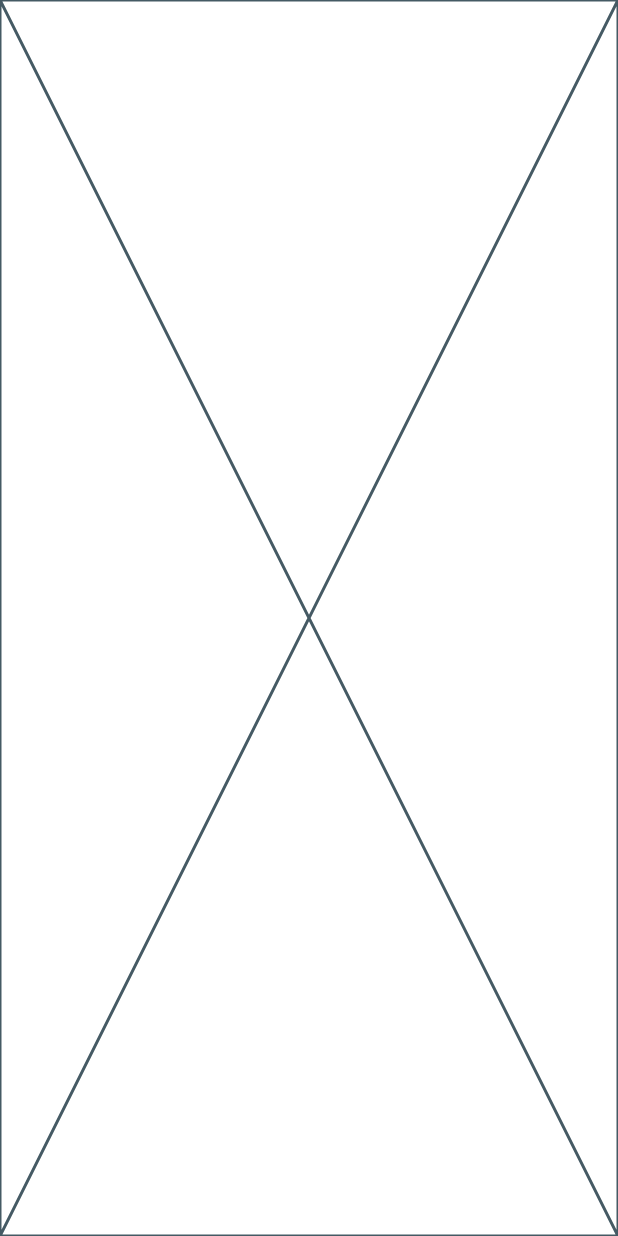
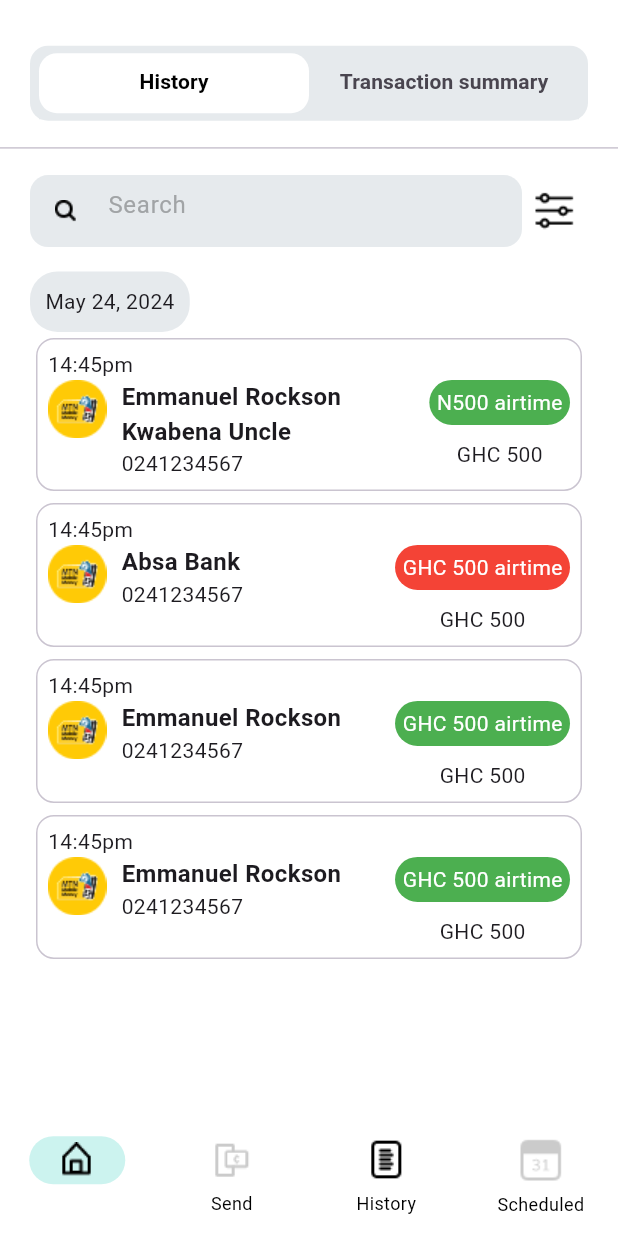
Before and after one commit to SamuelAfriyie/hubtel_coding_challenge_repo, a Flutter app: the screen it shows after launch, on a phone screen of 412 x 824 dp. Run offline on Flutter 3.47's test engine with Material 3 defaults, Android fonts, the phone set to English and light mode, and no system bars; our stand-ins replace flutter_screenutil; Roboto replaces fonts that are missing (Montserrat).

Commit message:
History page WIP

```diff
--- a/lib/History/presentation/history_screen.dart
+++ b/lib/History/presentation/history_screen.dart
@@ -1,4 +1,8 @@
+import 'package:code_challenge/History/presentation/pages/history_page.dart';
+import 'package:code_challenge/History/presentation/widget/tab_widget.dart';
+import 'package:code_challenge/core/presentation/widget/button_navigator.dart';
 import 'package:flutter/material.dart';
+import 'package:flutter_screenutil/flutter_screenutil.dart';
 
 class HistoryScreen extends StatefulWidget {
   const HistoryScreen({super.key});
@@ -8,8 +12,37 @@ class HistoryScreen extends StatefulWidget {
 }
 
 class _HistoryScreenState extends State<HistoryScreen> {
+  int selectedIndex = 0;
   @override
   Widget build(BuildContext context) {
-    return const Placeholder();
+    return Scaffold(
+      body: SafeArea(
+        child: DefaultTabController(
+          length: 2,
+          child: Column(
+            children: <Widget>[
+              SizedBox(height: 30.h),
+              const TabWidget(),
+              SizedBox(height: 10.h),
+              const Divider(),
+              SizedBox(height: 10.h),
+              const Expanded(
+                child: TabBarView(
+                  children: <Widget>[
+                    HistoryPage(),
+                    Center(child: Text('Transaction Summary Content')),
+                  ],
+                ),
+              ),
+            ],
+          ),
+        ),
+      ),
+      bottomNavigationBar: AppNavigationBar(
+        onNavigationChange: (int value) =>
+            setState(() => selectedIndex = value),
+        currentPageIndex: selectedIndex,
+      ),
+    );
   }
 }
--- /dev/null
+++ b/lib/History/presentation/pages/history_page.dart
@@ -0,0 +1,110 @@
+import 'package:code_challenge/History/presentation/widget/history_card.dart';
+import 'package:code_challenge/History/presentation/widget/input_search_widget.dart';
+import 'package:code_challenge/core/config/assets/app_images.dart';
+import 'package:flutter/material.dart';
+import 'package:flutter_screenutil/flutter_screenutil.dart';
+
+class HistoryPage extends StatefulWidget {
+  const HistoryPage({super.key});
+
+  final List<History> history = const <History>[
+    History(
+      time: '14:45pm',
+      networkImage: AppImages.mtnLogo,
+      amount: 'GHC 500',
+      transactionType: 'N500 airtime',
+      status: true,
+      userName: 'Emmanuel Rockson Kwabena Uncle',
+      phone: '0241234567',
+    ),
+    History(
+      time: '14:45pm',
+      networkImage: AppImages.mtnLogo,
+      amount: 'GHC 500',
+      transactionType: 'GHC 500 airtime',
+      status: false,
+      userName: 'Absa Bank',
+      phone: '0241234567',
+    ),
+    History(
+      time: '14:45pm',
+      networkImage: AppImages.mtnLogo,
+      amount: 'GHC 500',
+      transactionType: 'GHC 500 airtime',
+      status: true,
+      userName: 'Emmanuel Rockson',
+      phone: '0241234567',
+    ),
+    History(
+      time: '14:45pm',
+      networkImage: AppImages.mtnLogo,
+      amount: 'GHC 500',
+      transactionType: 'GHC 500 airtime',
+      status: true,
+      userName: 'Emmanuel Rockson',
+      phone: '0241234567',
+    ),
+  ];
+  @override
+  State<HistoryPage> createState() => _HistoryPageState();
+}
+
+class _HistoryPageState extends State<HistoryPage> {
+  @override
+  Widget build(BuildContext context) {
+    return Container(
+      margin: const EdgeInsets.symmetric(horizontal: 20),
+      child: Column(
+        crossAxisAlignment: CrossAxisAlignment.start,
+        children: <Widget>[
+          Row(
+            children: <Widget>[
+              const Expanded(child: InputSearchWidget()),
+              Image.asset(AppImages.filterIcon, fit: BoxFit.scaleDown)
+            ],
+          ),
+          SizedBox(height: 16.h),
+          Container(
+            padding: EdgeInsets.all(10.h),
+            decoration: BoxDecoration(
+              color: const Color(0xFFE6EAED),
+              borderRadius: BorderRadius.circular(18.r),
+            ),
+            child: const Text('May 24, 2024'),
+          ),
+          SingleChildScrollView(
+            child: ListView.builder(
+              shrinkWrap: true,
+              itemCount: widget.history.length,
+              itemBuilder: (BuildContext context, int index) {
+                return HistoryCard(
+                  history: widget.history[index],
+                );
+              },
+            ),
+          )
+        ],
+      ),
+    );
+  }
+}
+
+class History {
+  final String time;
+  final String networkImage;
+  final String amount;
+  final String transactionType;
+  final bool status;
+  final String userName;
+  final String phone;
+
+  const History({
+    required this.time,
+    required this.networkImage,
+    required this.amount,
+    required this.transactionType,
+    required this.status,
+    required this.userName,
+    required this.phone,
+  });
+}
--- /dev/null
+++ b/lib/History/presentation/widget/history_card.dart
@@ -0,0 +1,68 @@
+import 'package:code_challenge/History/presentation/pages/history_page.dart';
+import 'package:code_challenge/core/config/assets/app_images.dart';
+import 'package:flutter/material.dart';
+import 'package:flutter_screenutil/flutter_screenutil.dart';
+
+class HistoryCard extends StatelessWidget {
+  final History history;
+  const HistoryCard({super.key, required this.history});
+
+  @override
+  Widget build(BuildContext context) {
+    return Card.outlined(
+      color: Colors.white,
+      child: Padding(
+        padding: const EdgeInsets.all(8.0),
+        child: Column(
+          crossAxisAlignment: CrossAxisAlignment.start,
+          children: <Widget>[
+            Text(history.time),
+            Row(
+              mainAxisAlignment: MainAxisAlignment.spaceBetween,
+              crossAxisAlignment: CrossAxisAlignment.start,
+              children: [
+                Expanded(
+                  child: Row(
+                    crossAxisAlignment: CrossAxisAlignment.start,
+                    children: [
+                      Image.asset(AppImages.mtnLogo),
+                      const SizedBox(width: 10),
+                      Expanded(
+                        child: Column(
+                          crossAxisAlignment: CrossAxisAlignment.start,
+                          children: [
+                            Text(history.userName,
+                                style: const TextStyle(
+                                    fontWeight: FontWeight.bold, fontSize: 16)),
+                            Text(history.phone),
+                          ],
+                        ),
+                      ),
+                    ],
+                  ),
+                ),
+                Column(
+                  children: [
+                    Container(
+                      decoration: BoxDecoration(
+                        color: history.status ? Colors.green : Colors.red,
+                        borderRadius: BorderRadius.circular(25.r),
+                      ),
+                      padding: const EdgeInsets.all(5),
+                      child: Text(
+                        history.transactionType,
+                        style: const TextStyle(color: Colors.white),
+                      ),
+                    ),
+                    const SizedBox(height: 10),
+                    Text(history.amount),
+                  ],
+                ),
+              ],
+            ),
+          ],
+        ),
+      ),
+    );
+  }
+}
--- /dev/null
+++ b/lib/History/presentation/widget/input_search_widget.dart
@@ -0,0 +1,31 @@
+import 'package:code_challenge/core/config/assets/app_images.dart';
+import 'package:flutter/material.dart';
+
+class InputSearchWidget extends StatelessWidget {
+  const InputSearchWidget({super.key});
+
+  @override
+  Widget build(BuildContext context) {
+    return Container(
+      decoration: BoxDecoration(
+        color: const Color(0xFFE6EAED),
+        borderRadius: BorderRadius.circular(12),
+      ),
+      alignment: Alignment.center,
+      child: TextField(
+        cursorColor: Colors.black,
+        decoration: InputDecoration(
+          hintText: 'Search',
+          hintStyle: const TextStyle(
+            color: Color(0xFFA1A4A6),
+          ),
+          prefixIcon: Image.asset(
+            AppImages.searchIcon,
+            fit: BoxFit.scaleDown,
+          ),
+          border: InputBorder.none,
+        ),
+      ),
+    );
+  }
+}
--- /dev/null
+++ b/lib/History/presentation/widget/tab_widget.dart
@@ -0,0 +1,38 @@
+import 'package:flutter/material.dart';
+
+class TabWidget extends StatelessWidget {
+  const TabWidget({
+    super.key,
+  });
+
+  @override
+  Widget build(BuildContext context) {
+    return Container(
+      padding: const EdgeInsets.symmetric(horizontal: 6, vertical: 1),
+      margin: const EdgeInsets.symmetric(horizontal: 20),
+      decoration: BoxDecoration(
+        color: const Color(0xFFE6EAED),
+        borderRadius: BorderRadius.circular(12),
+      ),
+      child: TabBar(
+        dividerColor: const Color(0xFFE6EAED),
+        splashBorderRadius: BorderRadius.circular(12),
+        splashFactory: InkRipple.splashFactory,
+        indicator: BoxDecoration(
+          color: Colors.white,
+          borderRadius: BorderRadius.circular(12),
+        ),
+        indicatorPadding: const EdgeInsets.symmetric(vertical: 4),
+        labelStyle: const TextStyle(
+          color: Colors.black,
+          fontWeight: FontWeight.bold,
+        ),
+        indicatorSize: TabBarIndicatorSize.tab,
+        tabs: const <Widget>[
+          Tab(text: 'History'),
+          Tab(text: 'Transaction summary'),
+        ],
+      ),
+    );
+  }
+}
--- /dev/null
+++ b/lib/core/config/assets/app_images.dart
@@ -0,0 +1,11 @@
+class AppImages {
+  static const String _basePath = 'assets/images/';
+
+  static const String mtnLogo = '${_basePath}mtn.png';
+  static const String homeIcon = '${_basePath}home_icon.png';
+  static const String sendIcon = '${_basePath}send_icon.png';
+  static const String historyIcon = '${_basePath}history_icon.png';
+  static const String scheduledIcon = '${_basePath}scheduled_icon.png';
+  static const String searchIcon = '${_basePath}search_icon.png';
+  static const String filterIcon = '${_basePath}filter_icon.png';
+}
--- /dev/null
+++ b/lib/core/presentation/widget/button_navigator.dart
@@ -0,0 +1,53 @@
+import 'package:code_challenge/core/config/assets/app_images.dart';
+import 'package:flutter/material.dart';
+
+typedef OnNavigationChange = void Function(int value);
+
+class AppNavigationBar extends StatelessWidget {
+  final double? elevation;
+  final int currentPageIndex;
+  final OnNavigationChange onNavigationChange;
+
+  const AppNavigationBar(
+      {super.key,
+      this.elevation,
+      this.currentPageIndex = 0,
+      required this.onNavigationChange});
+
+  @override
+  Widget build(BuildContext context) {
+    return Theme(
+      data: Theme.of(context).copyWith(
+        navigationBarTheme: NavigationBarThemeData(
+          labelTextStyle: WidgetStateProperty.all(
+            const TextStyle(
+              color: Colors.black, // Set label color to white
+              fontSize: 12, // Optional: adjust the font size
+            ),
+          ),
+        ),
+      ),
+      child: NavigationBar(
+        elevation: elevation,
+        onDestinationSelected: (int index) {
+          onNavigationChange(index);
+        },
+        indicatorColor: const Color(0xFFCCF3EF),
+        selectedIndex: currentPageIndex,
+        backgroundColor: Theme.of(context).primaryColor,
+        destinations: [
+          NavigationDestination(
+              icon: Image.asset(AppImages.homeIcon), label: ''),
+          NavigationDestination(
+              icon: Image.asset(AppImages.sendIcon), label: 'Send'),
+          NavigationDestination(
+            icon: Image.asset(AppImages.historyIcon),
+            label: 'History',
+          ),
+          NavigationDestination(
+              icon: Image.asset(AppImages.scheduledIcon), label: 'Scheduled'),
+        ],
+      ),
+    );
+  }
+}
--- /dev/null
+++ b/lib/core/theme/theme_constant.dart
@@ -0,0 +1,28 @@
+import 'package:flutter/material.dart';
+
+ThemeData lightTheme = ThemeData(
+  useMaterial3: true,
+  brightness: Brightness.light,
+  primaryColor: Colors.white,
+  fontFamily: 'Montserrat',
+  scaffoldBackgroundColor: Colors.white,
+  bottomNavigationBarTheme: const BottomNavigationBarThemeData(
+    backgroundColor: Colors.white,
+    selectedItemColor: Colors.white,
+    unselectedItemColor: Colors.white,
+    elevation: 3,
+    showSelectedLabels: true,
+    unselectedLabelStyle: TextStyle(color: Colors.white),
+    selectedLabelStyle: TextStyle(color: Colors.red),
+  ),
+  appBarTheme: AppBarTheme(
+    backgroundColor: Colors.red,
+    elevation: 3,
+    iconTheme: const IconThemeData(color: Colors.black),
+    titleTextStyle: const TextStyle(color: Colors.black),
+    centerTitle: true,
+    shape: BeveledRectangleBorder(
+      borderRadius: BorderRadius.circular(10),
+    ),
+  ),
+);
--- a/lib/start_app.dart
+++ b/lib/start_app.dart
@@ -1,14 +1,21 @@
 import 'package:code_challenge/History/presentation/history_screen.dart';
+import 'package:code_challenge/core/theme/theme_constant.dart';
 import 'package:flutter/material.dart';
+import 'package:flutter_screenutil/flutter_screenutil.dart';
 
 class StartApp extends StatelessWidget {
   const StartApp({super.key});
 
   @override
   Widget build(BuildContext context) {
-    return const MaterialApp(
-      title: 'History Page',
-      home: HistoryScreen(),
+    return ScreenUtilInit(
+      designSize: const Size(375, 812),
+      minTextAdapt: true,
+      child: MaterialApp(
+        theme: lightTheme,
+        title: 'History Page',
+        home: const HistoryScreen(),
+      ),
     );
   }
 }
```
Also changed, not shown: pubspec.yaml (+3 -59 lines), assets/images/filter_icon.png (added), assets/images/history_icon.png (added), assets/images/home_icon.png (added), assets/images/mtn.png (added), assets/images/scheduled_icon.png (added), assets/images/search_icon.png (added), assets/images/send_icon.png (added), pubspec.lock.
